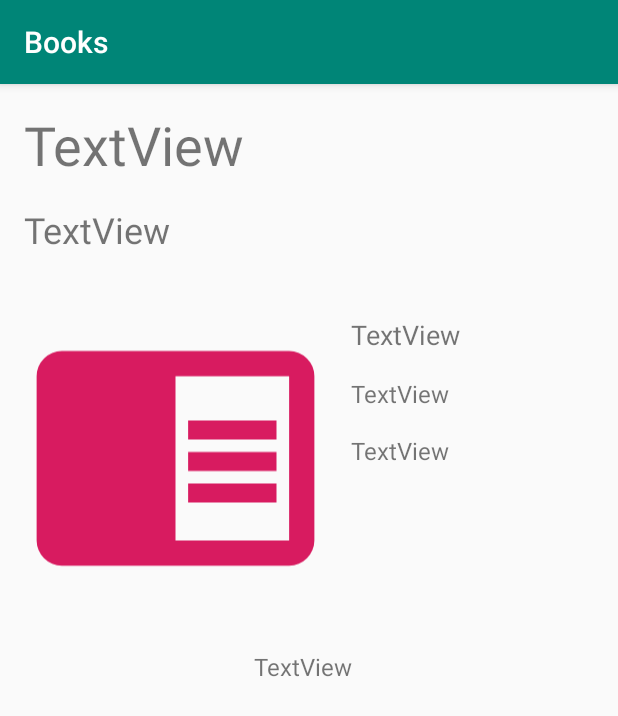
After one commit to Mf4z/Books, an Android app: the BookDetail screen opened directly, with no data from a screen before it, on a phone screen of 412 x 824 dp. The commit adds this screen. Shown: the top 716 px of the screen. Run offline under Robolectric (Android 15) with nearby library versions, the phone set to English and light mode, and no system bars.

Commit message:
Using constraint layout for BookDetails

```diff
--- a/app/build.gradle
+++ b/app/build.gradle
@@ -13,8 +13,8 @@ android {
     }
     buildTypes {
 
-        debug{
-            buildConfigField('String',"ApiKey",MY_API_KEY)
+        debug {
+            buildConfigField('String', "ApiKey", MY_API_KEY)
         }
         release {
             minifyEnabled false
--- a/app/src/main/AndroidManifest.xml
+++ b/app/src/main/AndroidManifest.xml
@@ -1,8 +1,8 @@
 <?xml version="1.0" encoding="utf-8"?>
 <manifest xmlns:android="http://schemas.android.com/apk/res/android"
-    package="com.mf4z.books" >
+    package="com.mf4z.books">
 
-    <uses-permission android:name="android.permission.INTERNET"/>
+    <uses-permission android:name="android.permission.INTERNET" />
 
     <application
         android:allowBackup="true"
@@ -10,8 +10,9 @@
         android:label="@string/app_name"
         android:roundIcon="@mipmap/ic_launcher_round"
         android:supportsRtl="true"
-        android:theme="@style/AppTheme" >
-        <activity android:name=".BookListActivity" >
+        android:theme="@style/AppTheme">
+        <activity android:name=".BookDetail"></activity>
+        <activity android:name=".BookListActivity">
             <intent-filter>
                 <action android:name="android.intent.action.MAIN" />
 
--- /dev/null
+++ b/app/src/main/java/com/mf4z/books/BookDetail.java
@@ -0,0 +1,14 @@
+package com.mf4z.books;
+
+import androidx.appcompat.app.AppCompatActivity;
+
+import android.os.Bundle;
+
+public class BookDetail extends AppCompatActivity {
+
+    @Override
+    protected void onCreate(Bundle savedInstanceState) {
+        super.onCreate(savedInstanceState);
+        setContentView(R.layout.activity_book_detail);
+    }
+}
--- /dev/null
+++ b/app/src/main/res/layout/activity_book_detail.xml
@@ -0,0 +1,90 @@
+<?xml version="1.0" encoding="utf-8"?>
+<androidx.constraintlayout.widget.ConstraintLayout xmlns:android="http://schemas.android.com/apk/res/android"
+    xmlns:app="http://schemas.android.com/apk/res-auto"
+    xmlns:tools="http://schemas.android.com/tools"
+    android:layout_width="match_parent"
+    android:layout_height="match_parent"
+    tools:context=".BookDetail">
+
+    <ImageView
+        android:id="@+id/imgCover"
+        android:layout_width="202dp"
+        android:layout_height="232dp"
+        android:layout_marginStart="@dimen/standard_margin"
+        android:layout_marginTop="@dimen/standard_margin"
+        app:layout_constraintStart_toStartOf="parent"
+        app:layout_constraintTop_toBottomOf="@+id/tvSubTitle"
+        app:srcCompat="@drawable/book_open" />
+
+    <TextView
+        android:id="@+id/tvTitle"
+        android:layout_width="0dp"
+        android:layout_height="wrap_content"
+        android:layout_marginStart="@dimen/standard_margin"
+        android:layout_marginTop="@dimen/standard_margin"
+        android:layout_marginEnd="@dimen/standard_margin"
+        android:text="TextView"
+        android:textSize="36sp"
+        app:layout_constraintEnd_toEndOf="parent"
+        app:layout_constraintStart_toStartOf="parent"
+        app:layout_constraintTop_toTopOf="parent" />
+
+    <TextView
+        android:id="@+id/tvSubTitle"
+        android:layout_width="0dp"
+        android:layout_height="wrap_content"
+        android:layout_marginStart="@dimen/standard_margin"
+        android:layout_marginTop="@dimen/standard_margin"
+        android:layout_marginEnd="@dimen/standard_margin"
+        android:text="TextView"
+        android:textSize="24sp"
+        app:layout_constraintEnd_toEndOf="parent"
+        app:layout_constraintStart_toStartOf="parent"
+        app:layout_constraintTop_toBottomOf="@+id/tvTitle" />
+
+    <TextView
+        android:id="@+id/tvAuthor"
+        android:layout_width="wrap_content"
+        android:layout_height="wrap_content"
+        android:layout_marginStart="@dimen/standard_margin"
+        android:layout_marginTop="90dp"
+        android:text="TextView"
+        android:textSize="18sp"
+        app:layout_constraintStart_toEndOf="@+id/imgCover"
+        app:layout_constraintTop_toBottomOf="@+id/tvTitle" />
+
+    <TextView
+        android:id="@+id/tvPublisher"
+        android:layout_width="wrap_content"
+        android:layout_height="wrap_content"
+        android:layout_marginStart="@dimen/standard_margin"
+        android:layout_marginTop="@dimen/standard_margin"
+        android:text="TextView"
+        android:textSize="16sp"
+        app:layout_constraintStart_toEndOf="@+id/imgCover"
+        app:layout_constraintTop_toBottomOf="@+id/tvAuthor" />
+
+    <TextView
+        android:id="@+id/tvPublishedDate"
+        android:layout_width="wrap_content"
+        android:layout_height="wrap_content"
+        android:layout_marginStart="@dimen/standard_margin"
+        android:layout_marginTop="@dimen/standard_margin"
+        android:text="TextView"
+        android:textSize="16sp"
+        app:layout_constraintStart_toEndOf="@+id/imgCover"
+        app:layout_constraintTop_toBottomOf="@+id/tvPublisher" />
+
+    <TextView
+        android:id="@+id/textView6"
+        android:layout_width="wrap_content"
+        android:layout_height="wrap_content"
+        android:layout_marginStart="8dp"
+        android:layout_marginTop="@dimen/standard_margin"
+        android:layout_marginEnd="@dimen/standard_margin"
+        android:text="TextView"
+        android:textSize="16sp"
+        app:layout_constraintEnd_toEndOf="parent"
+        app:layout_constraintStart_toStartOf="parent"
+        app:layout_constraintTop_toBottomOf="@+id/imgCover" />
+</androidx.constraintlayout.widget.ConstraintLayout>
--- a/app/src/main/res/values/dimens.xml
+++ b/app/src/main/res/values/dimens.xml
@@ -3,4 +3,5 @@
     <dimen name="title_size">20sp</dimen>
     <dimen name="author_size">18sp</dimen>
     <dimen name="published_date_padding">8dp</dimen>
+    <dimen name="standard_margin">16dp</dimen>
 </resources>
```
